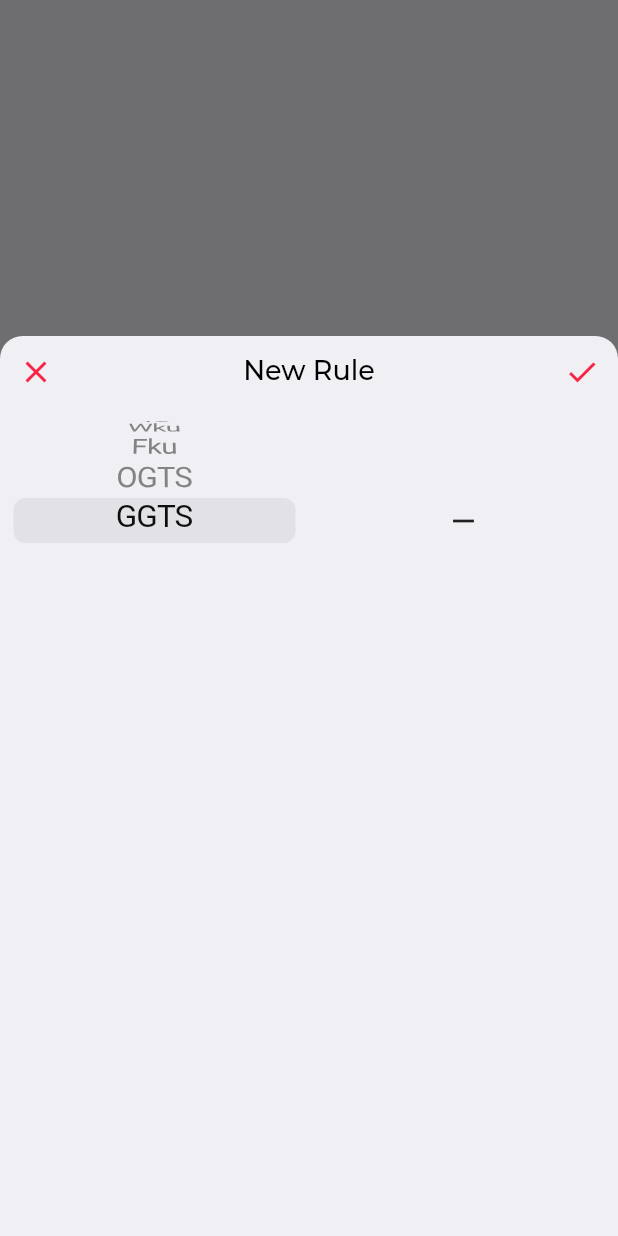
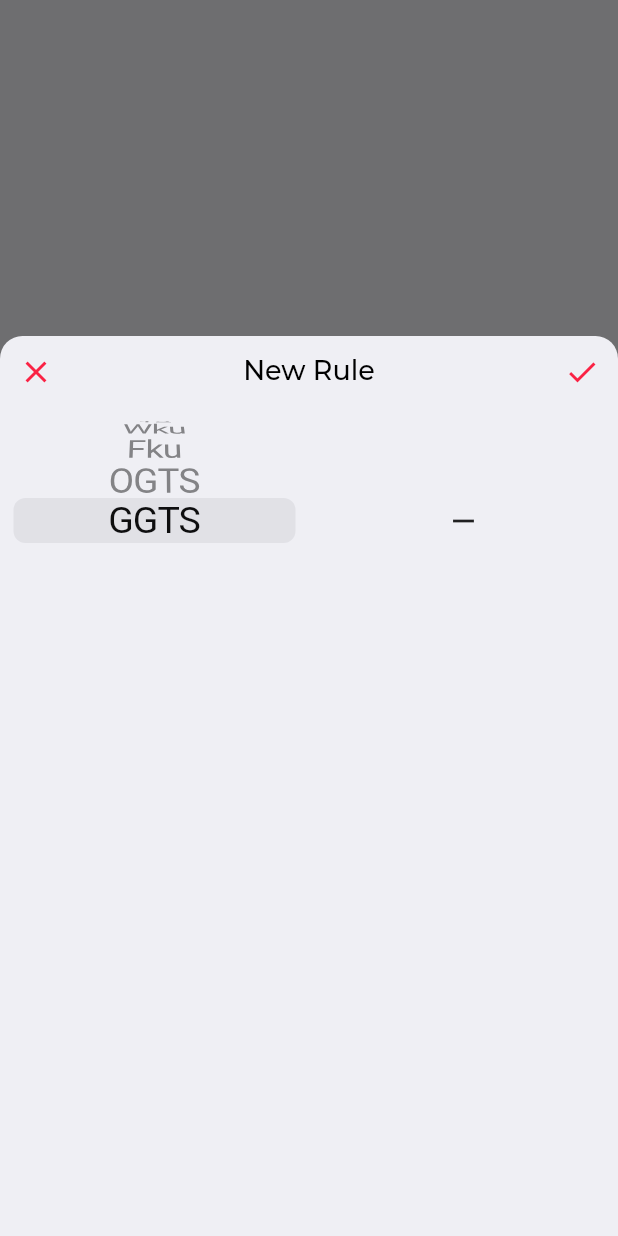
Before and after one commit to lukasengel/schueler_app, a Flutter app: what showCoursePicker() shows on an empty page, opened directly, scrolled down 330 dp, on a phone screen of 412 x 824 dp. Run offline on Flutter 3.47's test engine with Material 2 defaults, Android fonts, the phone set to English and light mode, and no system bars; our stand-ins replace cached_network_image, firebase_auth, firebase_core, firebase_database, flutter_easyrefresh, flutter_spinkit and 4 more; missing offline and left inert: marquee_text; accounts and stored records are empty; project files that could hold a hidden picture were left out.

Commit message:
Verbesserte Tablet-Ansicht

```diff
--- a/lang/de_DE.json
+++ b/lang/de_DE.json
@@ -27,7 +27,7 @@
     "home/event": "Veranstaltung",
     "home/article": "Beitrag",
     "home/announcement": "Mitteilung",
-    "home/read_more": "Klicken, um mehr zu lesen",
+    "home/read_more": "Tippen, um mehr zu lesen",
     "home/no_information": "Unbekannter Lehrer",
     "home/show_all":"Alle anzeigen",
     "home/entry":"Eintrag vom ",
@@ -42,7 +42,7 @@
 
     "settings/personalization/gender_neutral_language": "Gendergerechte Sprache",
     "settings/personalization/force_german": "Anzeigesprache: Deutsch",
-    "settings/personalization/language_note" : "Umgeht die Spracheinstellungen des Systems - nur erforderlich, wenn die Systemsprache nicht Deutsch ist.",
+    "settings/personalization/language_note" : "Umgeht die Spracheinstellungen des Systems. Nur erforderlich, wenn die Systemsprache nicht Deutsch ist.",
 
     "settings/filters/choose_grade": "Jahrgangsstufen",
     "settings/filters/misc": "Sonstiges",
--- a/lang/en_US.json
+++ b/lang/en_US.json
@@ -27,7 +27,7 @@
     "home/event": "Event",
     "home/article": "Article",
     "home/announcement": "Announcement",
-    "home/read_more": "Click to read more",
+    "home/read_more": "Tap to read more",
     "home/no_information": "Unknown teacher",
     "home/show_all":"Show All",
     "home/entry":"Entry from ",
@@ -43,7 +43,7 @@
 
     "settings/personalization/gender_neutral_language": "Gender-neutral Language",
     "settings/personalization/force_german": "Display-Language: German",
-    "settings/personalization/language_note" : "Bypasses the system language settings - only necessary for system languages other than German.",
+    "settings/personalization/language_note" : "Bypasses the system language settings. Only necessary for system languages other than German.",
 
     "settings/filters/choose_grade": "Grades",
     "settings/filters/misc": "Miscellaneous",
--- a/lib/pages/settings_page/settings_page.dart
+++ b/lib/pages/settings_page/settings_page.dart
@@ -1,6 +1,7 @@
 import 'package:flutter/material.dart';
 import 'package:get/get.dart';
 import 'package:fluttericon/font_awesome5_icons.dart';
+import 'package:schueler_app/widgets/dynamic_app_bar.dart';
 
 import './settings_page_controller.dart';
 import '../../widgets/settings_ui/settings_tile.dart';
@@ -13,9 +14,7 @@ class SettingsPage extends StatelessWidget {
   Widget build(BuildContext context) {
     Get.put(SettingsPageController());
     return Scaffold(
-      appBar: AppBar(
-        title: Text("general/settings".tr),
-      ),
+      appBar: dynamicAppBar(context: context, title: "general/settings".tr),
       body: SafeArea(
         bottom: false,
 // ###################################################################################
--- a/lib/pages/settings_page/settings_subpages/filters_page/filters_page.dart
+++ b/lib/pages/settings_page/settings_subpages/filters_page/filters_page.dart
@@ -1,5 +1,6 @@
 import 'package:flutter/material.dart';
 import 'package:get/get.dart';
+import 'package:schueler_app/widgets/dynamic_app_bar.dart';
 
 import './filter_widgets.dart';
 
@@ -12,8 +13,9 @@ class FiltersPage extends StatelessWidget {
   @override
   Widget build(BuildContext context) {
     return Scaffold(
-      appBar: AppBar(
-        title: Text("settings/filters".tr),
+      appBar: dynamicAppBar(
+        context: context,
+        title: "settings/filters".tr,
       ),
       body: SafeArea(
         bottom: false,
--- a/lib/pages/settings_page/settings_subpages/notifications_page/notifications_page.dart
+++ b/lib/pages/settings_page/settings_subpages/notifications_page/notifications_page.dart
@@ -1,5 +1,6 @@
 import 'package:flutter/material.dart';
 import 'package:get/get.dart';
+import 'package:schueler_app/widgets/dynamic_app_bar.dart';
 import 'package:schueler_app/widgets/settings_ui/settings_container.dart';
 
 import './notifications_page_controller.dart';
@@ -16,8 +17,9 @@ class NotificationsPage extends StatelessWidget {
     final controller = Get.put(NotificationsPageController());
 
     return Scaffold(
-      appBar: AppBar(
-        title: Text("settings/notifications".tr),
+      appBar: dynamicAppBar(
+        context: context,
+        title: "settings/notifications".tr,
       ),
       floatingActionButton: FloatingActionButton(
         child: const Icon(Icons.add),
--- a/lib/pages/settings_page/settings_subpages/personalizations_page/personalization_page.dart
+++ b/lib/pages/settings_page/settings_subpages/personalizations_page/personalization_page.dart
@@ -5,6 +5,7 @@ import './personalization_page_controller.dart';
 
 import '../../../../widgets/settings_ui/settings_switch_tile.dart';
 import '../../../../widgets/settings_ui/settings_text.dart';
+import '../../../../widgets/dynamic_app_bar.dart';
 
 class PersonalizationPage extends StatelessWidget {
   static const route = "/settings/personalization";
@@ -14,8 +15,9 @@ class PersonalizationPage extends StatelessWidget {
   Widget build(BuildContext context) {
     Get.put(PersonalizationPageController());
     return Scaffold(
-      appBar: AppBar(
-        title: Text("settings/personalization".tr),
+      appBar: dynamicAppBar(
+        context: context,
+        title: "settings/personalization".tr,
       ),
       body: SafeArea(
         bottom: false,
--- a/lib/pages/settings_page/settings_subpages/personalizations_page/personalization_page_controller.dart
+++ b/lib/pages/settings_page/settings_subpages/personalizations_page/personalization_page_controller.dart
@@ -1,6 +1,5 @@
 import 'package:flutter/material.dart';
 import 'package:get/get.dart';
-import 'package:schueler_app/widgets/snackbar.dart';
 
 import '../../../../controllers/local_data.dart';
 
--- a/lib/pages/tabs/smv_tab.dart/smv_tab.dart
+++ b/lib/pages/tabs/smv_tab.dart/smv_tab.dart
@@ -1,4 +1,4 @@
-import 'package:flutter/material.dart';
+import 'package:flutter/cupertino.dart';
 import 'package:get/get.dart';
 import 'package:flutter_easyrefresh/easy_refresh.dart';
 
@@ -16,7 +16,8 @@ class SmvTab extends StatelessWidget {
 
     return SafeArea(
       child: GetBuilder<WebData>(builder: (controller) {
-        return EasyRefresh(
+        return CupertinoScrollbar(
+          child: EasyRefresh(
             onRefresh: () => Get.find<HomePageController>().onRefresh(context),
             header: BallPulseHeader(color: Get.theme.primaryColor),
             child: ListView.builder(
@@ -30,6 +31,7 @@ class SmvTab extends StatelessWidget {
               },
               itemCount: webData.schoolLifeItems.length,
             ),
+          ),
         );
       }),
     );
--- a/lib/pages/tabs/substitution_tab/substitution_tab.dart
+++ b/lib/pages/tabs/substitution_tab/substitution_tab.dart
@@ -1,4 +1,4 @@
-import 'package:flutter/material.dart';
+import 'package:flutter/cupertino.dart';
 import 'package:get/get.dart';
 import 'package:flutter_easyrefresh/easy_refresh.dart';
 import 'package:smooth_page_indicator/smooth_page_indicator.dart';
@@ -22,7 +22,8 @@ class SubstitutionTab extends StatelessWidget {
             PageView.builder(
                 controller: controller.pageController,
                 itemBuilder: (context, index) {
-                  return EasyRefresh.custom(
+                  return CupertinoScrollbar(
+                    child: EasyRefresh.custom(
                       onRefresh: () =>
                           Get.find<HomePageController>().onRefresh(context),
                       header: BallPulseHeader(color: Get.theme.primaryColor),
@@ -31,6 +32,7 @@ class SubstitutionTab extends StatelessWidget {
                           return TableContainer(index);
                         }),
                       ],
+                    ),
                   );
                 },
                 itemCount: controller.webData.substitutionTables.length),
--- a/lib/theme.dart
+++ b/lib/theme.dart
@@ -14,8 +14,10 @@ class AppTheme {
       elevation: 1,
       centerTitle: false,
       titleTextStyle: TextStyle(
+        color: Colors.white,
         fontFamily: "Montserrat",
         fontSize: 25,
+        fontWeight: FontWeight.w400,
       ),
     ),
     inputDecorationTheme: const InputDecorationTheme(
@@ -103,6 +105,7 @@ class AppTheme {
         color: redAccent,
         fontFamily: "Montserrat",
         fontSize: 25,
+        fontWeight: FontWeight.w400,
       ),
     ),
     iconTheme: const IconThemeData(
--- a/lib/widgets/course_picker/course_picker.dart
+++ b/lib/widgets/course_picker/course_picker.dart
@@ -10,7 +10,24 @@ import '../settings_ui/settings_switch_tile.dart';
 // #                             MODAL BOTTOM SHEET                                  #
 // ###################################################################################
 Future<String?> showCoursePicker(BuildContext context) async {
-  final input = await showModalBottomSheet(
+  String input;
+
+  if (context.isTablet) {
+    input = await showDialog(
+      context: context,
+      builder: (context) => Dialog(
+        backgroundColor: context.theme.canvasColor,
+        shape: RoundedRectangleBorder(
+          borderRadius: BorderRadius.circular(15),
+        ),
+        child: Container(
+          constraints: const BoxConstraints(maxHeight: 600, maxWidth: 500),
+          child: const CoursePicker(),
+        ),
+      ),
+    );
+  } else {
+    input = await showModalBottomSheet(
       backgroundColor: context.theme.canvasColor,
       shape: const RoundedRectangleBorder(
         borderRadius: BorderRadius.vertical(top: Radius.circular(15)),
@@ -18,14 +35,16 @@ Future<String?> showCoursePicker(BuildContext context) async {
       isScrollControlled: true,
       constraints: const BoxConstraints(maxWidth: 500, maxHeight: 600),
       context: context,
-    builder: (context) => const GradePicker(),
+      builder: (context) => const CoursePicker(),
     );
+  }
   Get.delete<CoursePickerController>();
+
   return input;
 }
 
-class GradePicker extends StatelessWidget {
-  const GradePicker({Key? key}) : super(key: key);
+class CoursePicker extends StatelessWidget {
+  const CoursePicker({Key? key}) : super(key: key);
 
   @override
   Widget build(BuildContext context) {
@@ -79,7 +98,9 @@ class GradePicker extends StatelessWidget {
                         children: controller.courses.map((e) {
                           return Text(e,
                               style: TextStyle(
-                                  color: context.textTheme.bodyText2!.color));
+                                color: context.textTheme.bodyText2!.color,
+                                fontSize: 25,
+                              ));
                         }).toList(),
                         onSelectedItemChanged: controller.onCourseChanged,
                       ),
@@ -94,8 +115,9 @@ class GradePicker extends StatelessWidget {
                               children: controller.letters.map((e) {
                                 return Text(e,
                                     style: TextStyle(
-                                        color: context
-                                            .textTheme.bodyText2!.color));
+                                      color: context.textTheme.bodyText2!.color,
+                                      fontSize: 25,
+                                    ));
                               }).toList(),
                               onSelectedItemChanged: controller.onLetterChanged,
                             )
```
Also changed, not shown: lib/pages/home_page/home_page.dart (+9 -9 lines), lib/pages/settings_page/settings_subpages/abbreviations_page/abbreviations_page.dart (+11 -4 lines), lib/pages/settings_page/settings_subpages/report_a_bug_page/report_bug_page.dart (+11 -15 lines), lib/pages/tabs/news_tab/news_tab.dart (+6 -2 lines), lib/widgets/dynamic_app_bar.dart (added, +88 -0 lines), lib/widgets/table_container/table_container.dart (+9 -4 lines), pubspec.yaml (+1 -39 lines), pubspec.lock, 1 other file. Lines whose indentation alone changed are shown as unchanged.
